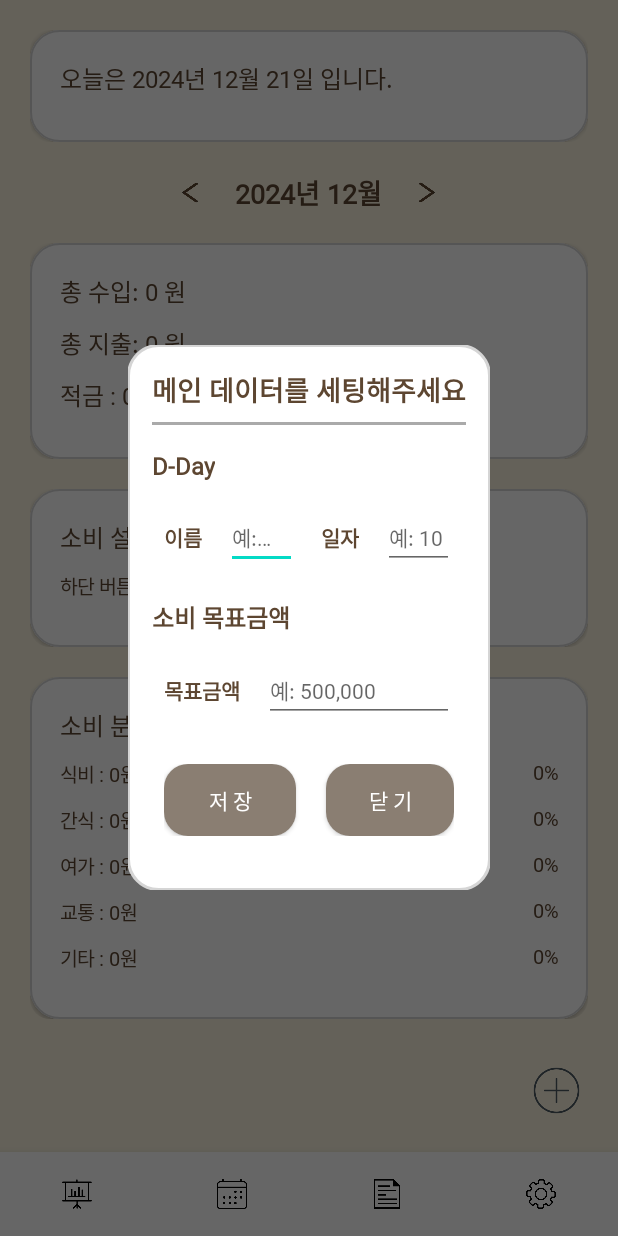
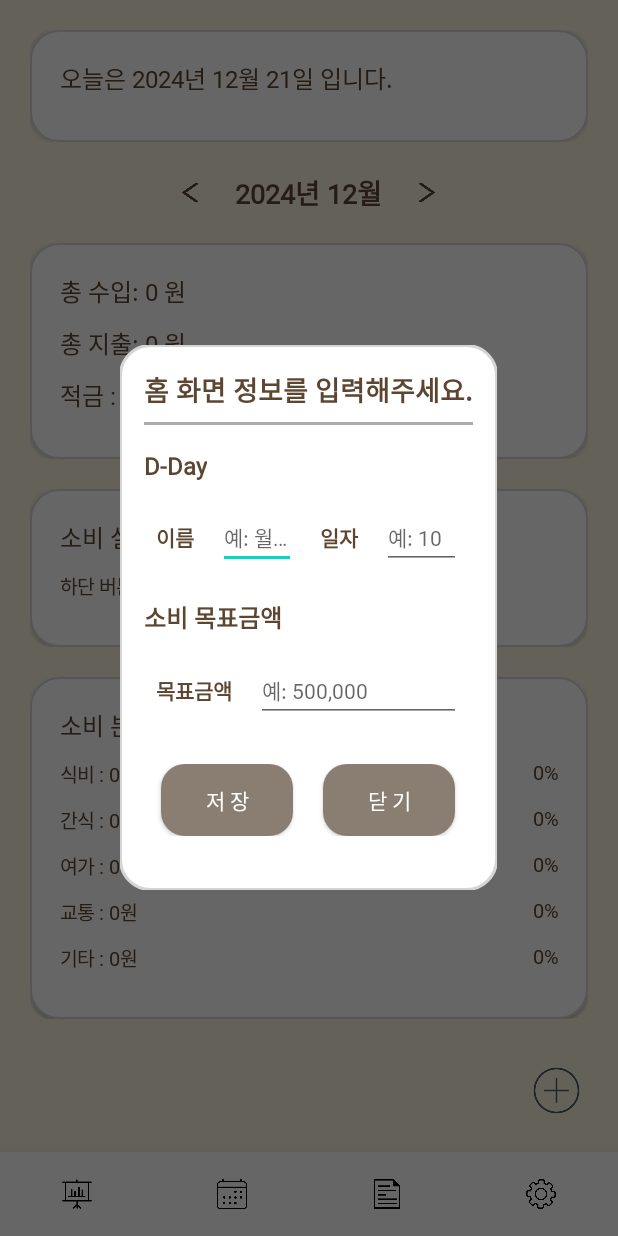
Before and after one commit to gunheehan/AccountBank, an Android app: the screen it shows after launch (MainActivity), after a tap on an icon or button, on a phone screen of 412 x 824 dp. Run offline under Robolectric (Android 15) with nearby library versions, the phone set to English and light mode, and no system bars.

```diff
--- a/app/build.gradle
+++ b/app/build.gradle
@@ -14,7 +14,7 @@
         applicationId "com.redhorse.accountbank"
         minSdk 28
         targetSdk 34
-        versionCode 2
+        versionCode 4
         versionName "1.0"
 
         testInstrumentationRunner "androidx.test.runner.AndroidJUnitRunner"
--- a/app/src/main/res/layout/modal_maininfo.xml
+++ b/app/src/main/res/layout/modal_maininfo.xml
@@ -18,7 +18,7 @@
         <TextView
             android:layout_width="wrap_content"
             android:layout_height="wrap_content"
-            android:text="메인 데이터를 세팅해주세요"
+            android:text="홈 화면 정보를 입력해주세요."
             android:textSize="18sp"
             android:textStyle="bold"
             android:textColor="@color/modal_text"
```
Also changed, not shown: app/src/main/java/com/redhorse/accountbank/ReportFragment.kt (+14 -4 lines), 1 other file.
